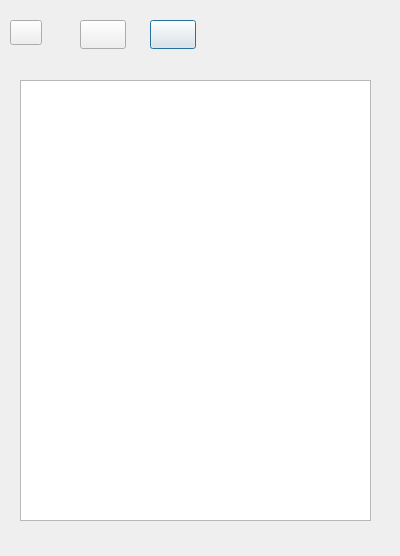
First picture: the form in packages/CodeGenerator/ui_code_generator.ui, repository heinz-preisig/ProMo13, before the edit.
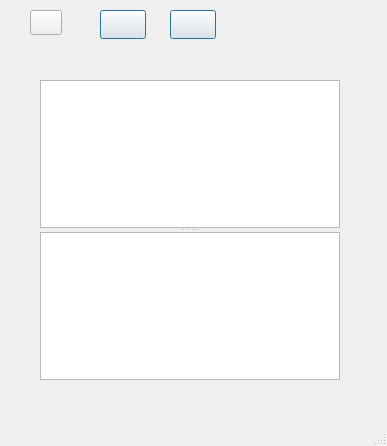
Second picture: the form after the edit.

Commit message: The stdout and stderr have now each its separate window.

```diff
--- a/packages/CodeGenerator/ui_code_generator.ui
+++ b/packages/CodeGenerator/ui_code_generator.ui
@@ -1,23 +1,80 @@
 <?xml version="1.0" encoding="UTF-8"?>
 <ui version="4.0">
  <class>CodeGenerator</class>
- <widget class="QDialog" name="CodeGenerator">
+ <widget class="QMainWindow" name="CodeGenerator">
   <property name="geometry">
    <rect>
     <x>0</x>
     <y>0</y>
-    <width>400</width>
-    <height>556</height>
+    <width>387</width>
+    <height>446</height>
    </rect>
   </property>
   <property name="windowTitle">
    <string>Dialog</string>
   </property>
+  <widget class="QWidget" name="centralwidget">
+   <widget class="QPushButton" name="pushInfo">
+    <property name="geometry">
+     <rect>
+      <x>170</x>
+      <y>10</y>
+      <width>46</width>
+      <height>29</height>
+     </rect>
+    </property>
+    <property name="sizePolicy">
+     <sizepolicy hsizetype="Expanding" vsizetype="Expanding">
+      <horstretch>0</horstretch>
+      <verstretch>0</verstretch>
+     </sizepolicy>
+    </property>
+    <property name="toolTip">
+     <string>&lt;html&gt;&lt;head/&gt;&lt;body&gt;&lt;p&gt;- compiles into all available code languages&lt;/p&gt;&lt;p&gt;- writes equations and variables as well as index file&lt;/p&gt;&lt;p&gt;- generates latex files with dot graphs&lt;/p&gt;&lt;/body&gt;&lt;/html&gt;</string>
+    </property>
+    <property name="text">
+     <string/>
+    </property>
+    <property name="autoDefault">
+     <bool>false</bool>
+    </property>
+    <property name="default">
+     <bool>true</bool>
+    </property>
+   </widget>
+   <widget class="QPushButton" name="pushExit">
+    <property name="geometry">
+     <rect>
+      <x>100</x>
+      <y>10</y>
+      <width>46</width>
+      <height>29</height>
+     </rect>
+    </property>
+    <property name="sizePolicy">
+     <sizepolicy hsizetype="Expanding" vsizetype="Expanding">
+      <horstretch>0</horstretch>
+      <verstretch>0</verstretch>
+     </sizepolicy>
+    </property>
+    <property name="toolTip">
+     <string>&lt;html&gt;&lt;head/&gt;&lt;body&gt;&lt;p&gt;- compiles into all available code languages&lt;/p&gt;&lt;p&gt;- writes equations and variables as well as index file&lt;/p&gt;&lt;p&gt;- generates latex files with dot graphs&lt;/p&gt;&lt;/body&gt;&lt;/html&gt;</string>
+    </property>
+    <property name="text">
+     <string/>
+    </property>
+    <property name="autoDefault">
+     <bool>false</bool>
+    </property>
+    <property name="default">
+     <bool>true</bool>
+    </property>
+   </widget>
   <widget class="QPushButton" name="LED">
    <property name="geometry">
     <rect>
-     <x>10</x>
-     <y>20</y>
+      <x>30</x>
+      <y>10</y>
      <width>32</width>
      <height>25</height>
     </rect>
@@ -32,51 +89,13 @@
     <string/>
    </property>
   </widget>
-  <widget class="QPushButton" name="pushExit">
+   <widget class="QSplitter" name="splitter">
    <property name="geometry">
     <rect>
-     <x>80</x>
-     <y>20</y>
-     <width>46</width>
-     <height>29</height>
-    </rect>
-   </property>
-   <property name="sizePolicy">
-    <sizepolicy hsizetype="Expanding" vsizetype="Expanding">
-     <horstretch>0</horstretch>
-     <verstretch>0</verstretch>
-    </sizepolicy>
-   </property>
-   <property name="toolTip">
-    <string>&lt;html&gt;&lt;head/&gt;&lt;body&gt;&lt;p&gt;- compiles into all available code languages&lt;/p&gt;&lt;p&gt;- writes equations and variables as well as index file&lt;/p&gt;&lt;p&gt;- generates latex files with dot graphs&lt;/p&gt;&lt;/body&gt;&lt;/html&gt;</string>
-   </property>
-   <property name="text">
-    <string/>
-   </property>
-   <property name="autoDefault">
-    <bool>false</bool>
-   </property>
-   <property name="default">
-    <bool>true</bool>
-   </property>
-  </widget>
-  <widget class="QPlainTextEdit" name="textOutput">
-   <property name="geometry">
-    <rect>
-     <x>20</x>
+      <x>40</x>
      <y>80</y>
-     <width>351</width>
-     <height>441</height>
-    </rect>
-   </property>
-  </widget>
-  <widget class="QPushButton" name="pushInfo">
-   <property name="geometry">
-    <rect>
-     <x>150</x>
-     <y>20</y>
-     <width>46</width>
-     <height>29</height>
+      <width>300</width>
+      <height>300</height>
     </rect>
    </property>
    <property name="sizePolicy">
@@ -85,19 +104,42 @@
      <verstretch>0</verstretch>
     </sizepolicy>
    </property>
-   <property name="toolTip">
-    <string>&lt;html&gt;&lt;head/&gt;&lt;body&gt;&lt;p&gt;- compiles into all available code languages&lt;/p&gt;&lt;p&gt;- writes equations and variables as well as index file&lt;/p&gt;&lt;p&gt;- generates latex files with dot graphs&lt;/p&gt;&lt;/body&gt;&lt;/html&gt;</string>
-   </property>
-   <property name="text">
-    <string/>
-   </property>
-   <property name="autoDefault">
-    <bool>false</bool>
-   </property>
-   <property name="default">
-    <bool>true</bool>
-   </property>
-  </widget>
+    <property name="minimumSize">
+     <size>
+      <width>150</width>
+      <height>200</height>
+     </size>
+    </property>
+    <property name="orientation">
+     <enum>Qt::Vertical</enum>
+    </property>
+    <widget class="QPlainTextEdit" name="textStdout">
+     <property name="font">
+      <font>
+       <pointsize>8</pointsize>
+      </font>
+     </property>
+    </widget>
+    <widget class="QPlainTextEdit" name="textStderr">
+     <property name="font">
+      <font>
+       <pointsize>8</pointsize>
+      </font>
+     </property>
+    </widget>
+   </widget>
+  </widget>
+  <widget class="QMenuBar" name="menubar">
+   <property name="geometry">
+    <rect>
+     <x>0</x>
+     <y>0</y>
+     <width>387</width>
+     <height>22</height>
+    </rect>
+   </property>
+  </widget>
+  <widget class="QStatusBar" name="statusbar"/>
  </widget>
  <resources/>
  <connections/>
```
Left out of the diff: 2 changed lines with no effect on the pictures. Lines whose indentation alone changed are shown as unchanged. The commit also changes 3 other files.
